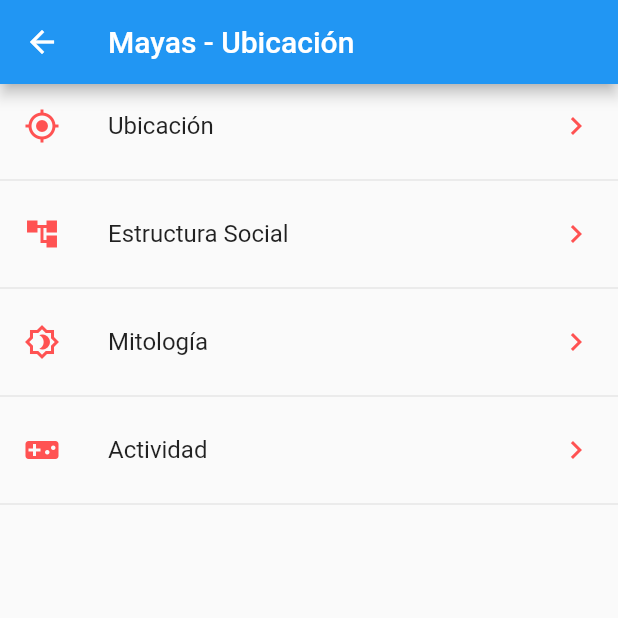
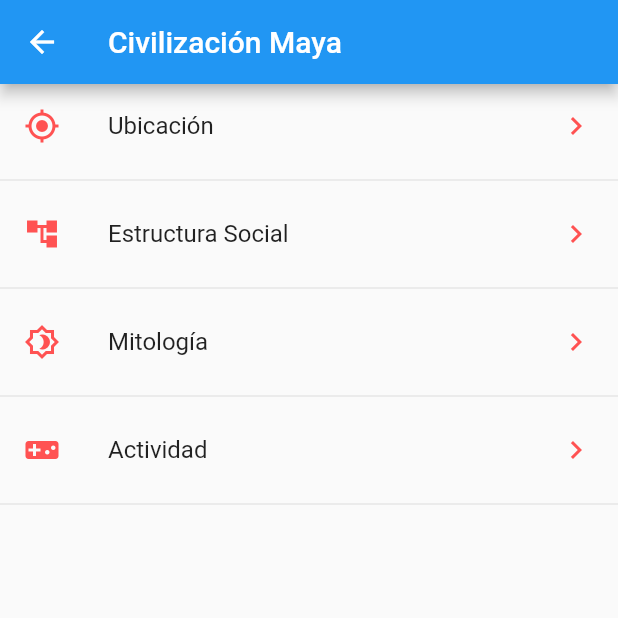
Before and after one commit to henrysala/america_precolombina, a Flutter app: the MayasPage screen opened by its route, on a phone screen of 412 x 824 dp, the top half of it. Run offline on Flutter 3.47's test engine with Material 2 defaults, Android fonts, the phone set to English and light mode, and no system bars; network calls fail.

Commit message:
corregí el titulo del appBar de mayas_page

```diff
--- a/lib/src/pages/mayas_page.dart
+++ b/lib/src/pages/mayas_page.dart
@@ -9,7 +9,7 @@ class MayasPage extends StatelessWidget {
   Widget build(BuildContext context) {
     return Scaffold(
       appBar: AppBar(
-        title: Text('Mayas - Ubicación'),
+        title: Text('Civilización Maya'),
       ),
       body: _list(),
     );
```
